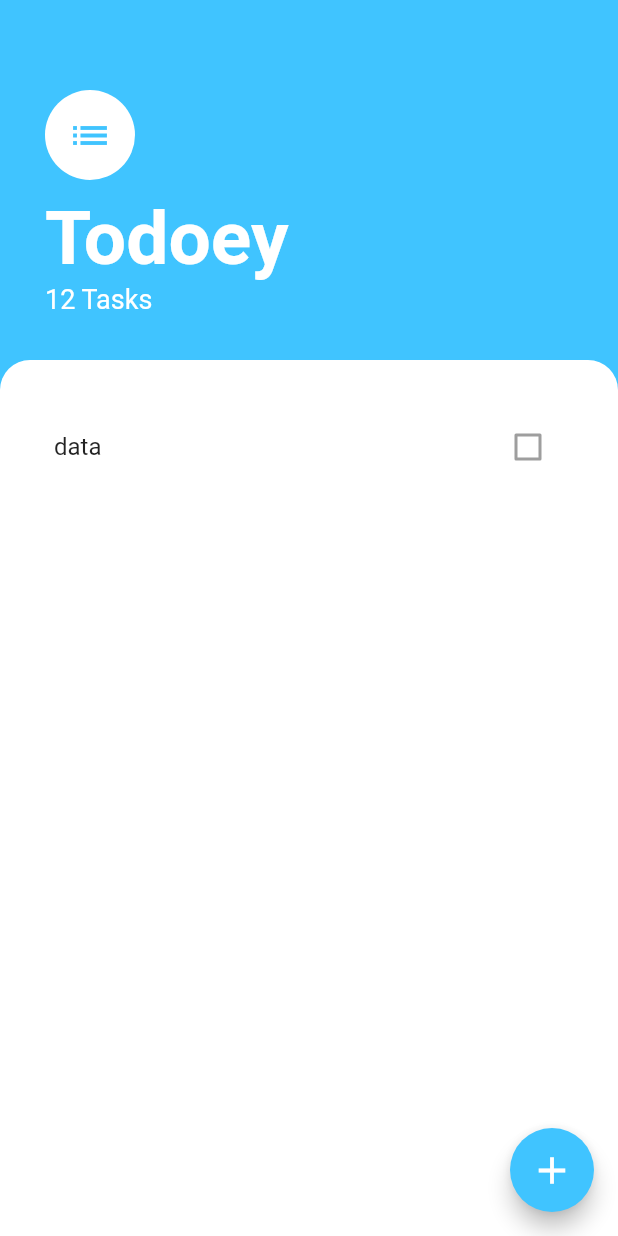
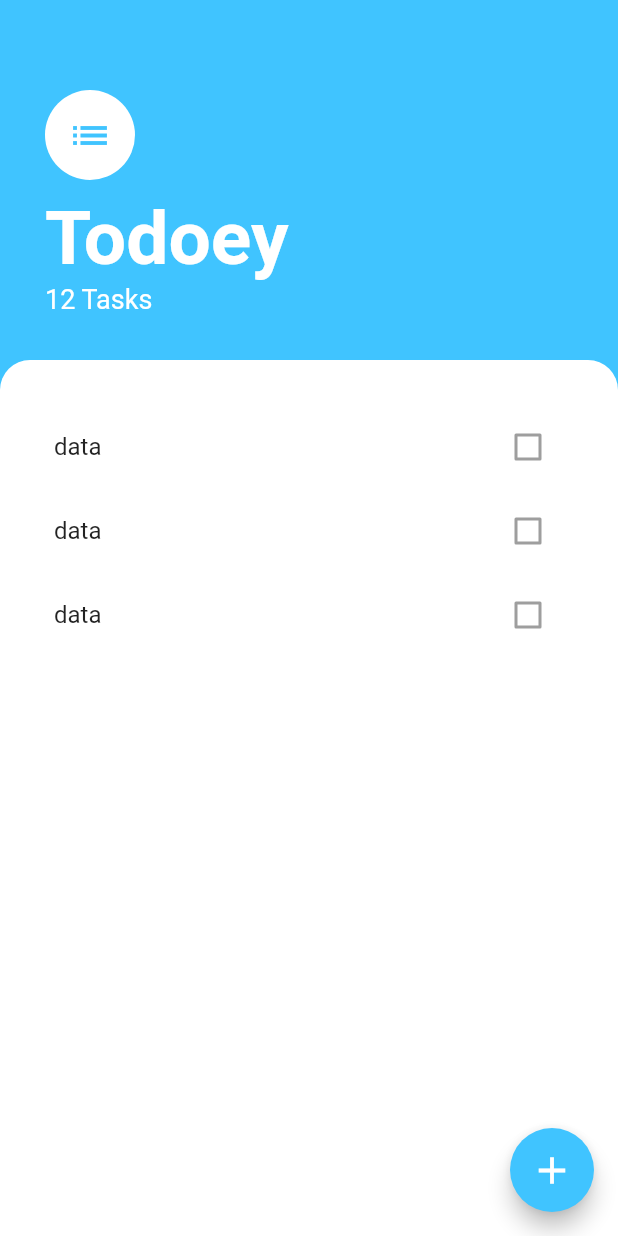
Before and after one commit to hshehabu/flutter-todo-app, a Flutter app: the screen it shows after launch, on a phone screen of 412 x 824 dp. Run offline on Flutter 3.47's test engine with Material 2 defaults, Android fonts, the phone set to English and light mode, and no system bars.

Commit message:
Task tile and Task list widget extraction

```diff
--- a/lib/screens/taskScreen.dart
+++ b/lib/screens/taskScreen.dart
@@ -62,14 +62,7 @@ class TaskScreen extends StatelessWidget {
                   topLeft: Radius.circular(20.0),
                 ),
               ),
-              child: ListView(
-                children: const [
-                  ListTile(
-                    title: Text('data'),
-                    trailing: Checkbox(value: false, onChanged: null),
-                  )
-                ],
-              ),
+              child: TasksList(),
             ),
           )
         ],
@@ -77,3 +70,32 @@ class TaskScreen extends StatelessWidget {
     );
   }
 }
+
+class TasksList extends StatelessWidget {
+  const TasksList({super.key});
+
+  @override
+  Widget build(BuildContext context) {
+    return ListView(
+      children: const [
+        TaskTile(),
+        TaskTile(),
+        TaskTile()
+      ],
+    );
+  }
+}
+
+class TaskTile extends StatelessWidget {
+  const TaskTile({
+    super.key,
+  });
+
+  @override
+  Widget build(BuildContext context) {
+    return  const ListTile(
+      title: Text('data'),
+      trailing: Checkbox(value: false, onChanged: null),
+    );
+  }
+}
```
